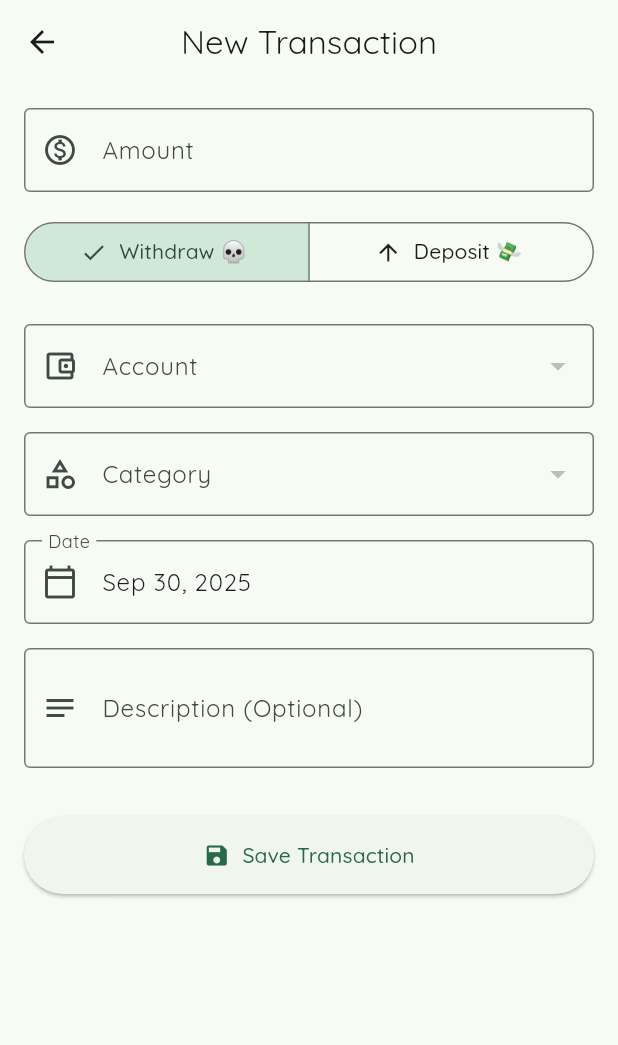
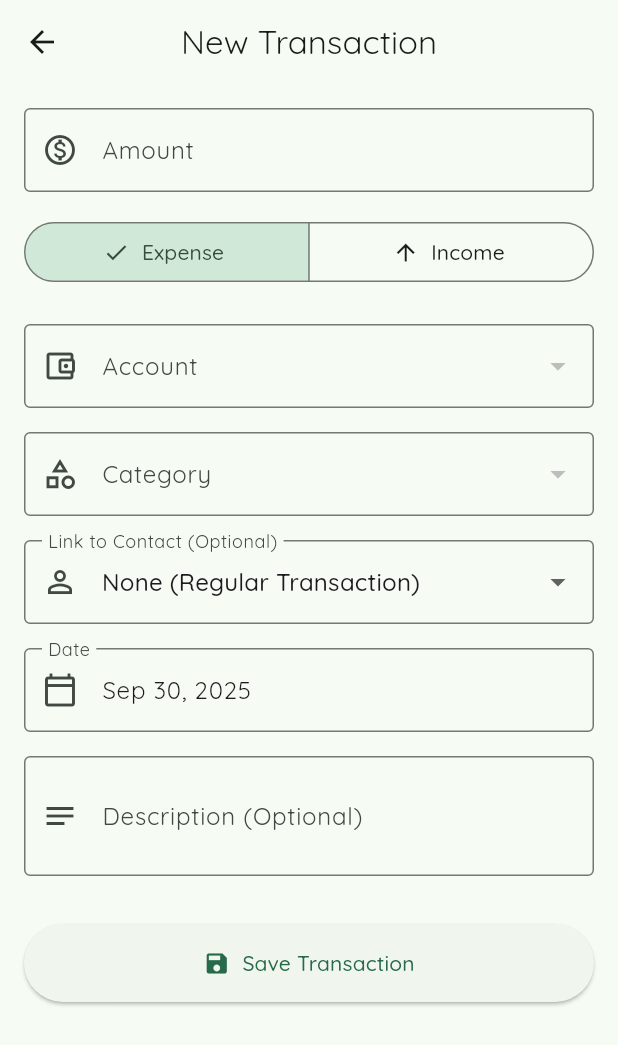
Before and after one commit to yuzalsif/budget_master, a Flutter app: the AddEditTransactionScreen screen opened directly, on a phone screen of 412 x 824 dp. Shown: the top 1045 px of the screen. Run offline on Flutter 3.47's test engine with Material 3 defaults, Android fonts, the light colour scheme and no system bars; our stand-ins replace fl_chart, flutter_riverpod, google_fonts, google_sign_in, objectbox, shared_preferences; missing offline and left inert: googleapis; accounts and stored records are empty; generated files the repository leaves out were written again.

Commit message:
feat: Add debtor and creditos support

```diff
--- /dev/null
+++ b/lib/features/contacts/application/contact_providers.dart
@@ -0,0 +1,10 @@
+import 'package:budget_master/domain/models/contact.dart';
+import 'package:budget_master/features/contacts/application/contact_service.dart';
+import 'package:flutter_riverpod/flutter_riverpod.dart';
+
+// This is the provider that was missing.
+// It holds the state (the list of all contacts) for the UI to use.
+final contactsProvider = StateProvider<List<Contact>>((ref) {
+  // It gets the initial list from our new service.
+  return ref.read(contactServiceProvider).getAllContacts();
+});
--- /dev/null
+++ b/lib/features/contacts/application/contact_service.dart
@@ -0,0 +1,33 @@
+import 'package:budget_master/core/providers/database_provider.dart';
+import 'package:budget_master/domain/models/contact.dart';
+import 'package:budget_master/objectbox.g.dart';
+import 'package:flutter_riverpod/flutter_riverpod.dart';
+
+
+// Provider to access our service class
+final contactServiceProvider = Provider<ContactService>((ref) {
+  final store = ref.watch(objectboxProvider).value!;
+  return ContactService(store.box<Contact>());
+});
+
+class ContactService {
+  final Box<Contact> _box;
+
+  ContactService(this._box);
+
+  List<Contact> getAllContacts() {
+    return _box.getAll();
+  }
+
+  void addContact(Contact contact) {
+    _box.put(contact);
+  }
+
+  void updateContact(Contact contact) {
+    _box.put(contact);
+  }
+
+  void deleteContact(int contactId) {
+    _box.remove(contactId);
+  }
+}
--- a/lib/features/debt_credit/application/debt_credit_service.dart
+++ b/lib/features/debt_credit/application/debt_credit_service.dart
@@ -1,58 +1,57 @@
-// // lib/features/debt_credit/application/debt_credit_service.dart
-// import 'package:budget_master/core/providers/database_provider.dart';
-// import 'package:budget_master/domain/models/contact.dart';
-// import 'package:budget_master/domain/models/transaction.dart';
-// import 'package:budget_master/objectbox.g.dart';
-// import 'package:flutter_riverpod/flutter_riverpod.dart';
-// import 'package:googleapis/domains/v1.dart';
+// lib/features/debt_credit/application/debt_credit_service.dart
+import 'package:budget_master/core/providers/database_provider.dart';
+import 'package:budget_master/domain/models/contact.dart';
+import 'package:budget_master/domain/models/transaction.dart';
+import 'package:budget_master/objectbox.g.dart';
+import 'package:flutter_riverpod/flutter_riverpod.dart';
 
-// final debtCreditServiceProvider = Provider<DebtCreditService>((ref) {
-//   final store = ref.watch(objectboxProvider).value!;
-//   return DebtCreditService(store);
-// });
+final debtCreditServiceProvider = Provider<DebtCreditService>((ref) {
+  final store = ref.watch(objectboxProvider).value!;
+  return DebtCreditService(store);
+});
 
-// // This provider will give us a map of each AppContact and their net balance.
-// final AppContactBalancesProvider = Provider<Map<AppContact, double>>((ref) {
-//   return ref.watch(debtCreditServiceProvider).getAppContactBalances();
-// });
+// This provider will give us a map of each contact and their net balance.
+final contactBalancesProvider = Provider<Map<Contact, double>>((ref) {
+  return ref.watch(debtCreditServiceProvider).getContactBalances();
+});
 
-// class DebtCreditService {
-//   final Store _store;
-//   late final Box<Transaction> _transactionBox;
+class DebtCreditService {
+  final Store _store;
+  late final Box<Transaction> _transactionBox;
 
-//   DebtCreditService(this._store) {
-//     _transactionBox = _store.box<Transaction>();
-//   }
+  DebtCreditService(this._store) {
+    _transactionBox = _store.box<Transaction>();
+  }
 
-//   Map<AppContact, double> getAppContactBalances() {
-//     final allTransactions = _transactionBox.getAll();
-//     final Map<AppContact, double> balances = {};
+  Map<Contact, double> getContactBalances() {
+    final allTransactions = _transactionBox.getAll();
+    final Map<Contact, double> balances = {};
 
-//     for (final txn in allTransactions) {
-//       // Only consider transactions that are linked to a AppContact
-//       if (txn.AppContact.target != null) {
-//         final AppContact = txn.AppContact.target!;
-//         final amount = txn.amount;
+    for (final txn in allTransactions) {
+      // Only consider transactions that are linked to a contact
+      if (txn.contact.target != null) {
+        final contact = txn.contact.target!;
+        final amount = txn.amount;
 
-//         // A withdrawal means the AppContact now owes us more (or we owe them less).
-//         // A deposit means the AppContact now owes us less (or we owe them more).
-//         final value =
-//             TransactionType.values[txn.type] == TransactionType.withdrawal
-//             ? amount
-//             : -amount;
+        // A withdrawal means the contact now owes us more (or we owe them less).
+        // A deposit means the contact now owes us less (or we owe them more).
+        final value =
+            TransactionType.values[txn.type] == TransactionType.withdrawal
+            ? amount
+            : -amount;
 
-//         // Add the value to the AppContact's running total.
-//         balances.update(
-//           AppContact,
-//           (existing) => existing + value,
-//           ifAbsent: () => value,
-//         );
-//       }
-//     }
+        // Add the value to the contact's running total.
+        balances.update(
+          contact,
+          (existing) => existing + value,
+          ifAbsent: () => value,
+        );
+      }
+    }
 
-//     // Remove AppContacts with a zero balance
-//     balances.removeWhere((key, value) => value.abs() < 0.01);
+    // Remove contacts with a zero balance
+    balances.removeWhere((key, value) => value.abs() < 0.01);
 
-//     return balances;
-//   }
-// }
+    return balances;
+  }
+}
--- a/lib/features/transactions/presentation/screens/add_edit_transaction_screen.dart
+++ b/lib/features/transactions/presentation/screens/add_edit_transaction_screen.dart
@@ -1,16 +1,19 @@
-// lib/features/transactions/presentation/screens/add_edit_transaction_screen.dart
+import 'package:budget_master/features/contacts/application/contact_providers.dart';
+import 'package:flutter/material.dart';
+import 'package:flutter_riverpod/flutter_riverpod.dart';
+import 'package:intl/intl.dart';
 
+import 'package:budget_master/domain/models/account.dart';
 import 'package:budget_master/domain/models/category.dart';
 import 'package:budget_master/domain/models/transaction.dart';
+import 'package:budget_master/domain/models/contact.dart';
+
 import 'package:budget_master/features/accounts/application/account_providers.dart';
 import 'package:budget_master/features/categories/application/category_providers.dart';
-import 'package:budget_master/features/dashboard/application/dashboard_providers.dart';
 import 'package:budget_master/features/transactions/application/transaction_providers.dart';
 import 'package:budget_master/features/transactions/application/transaction_service.dart';
-import 'package:flutter/material.dart';
-import 'package:flutter_riverpod/flutter_riverpod.dart';
-import 'package:budget_master/domain/models/account.dart';
-import 'package:intl/intl.dart';
+import 'package:budget_master/features/dashboard/application/dashboard_providers.dart';
+import 'package:budget_master/features/debt_credit/application/debt_credit_service.dart';
 
 class AddEditTransactionScreen extends ConsumerStatefulWidget {
   final Transaction? transaction;
@@ -32,6 +35,7 @@ class _AddEditTransactionScreenState
   TransactionType _selectedType = TransactionType.withdrawal;
   Account? _selectedAccount;
   Category? _selectedCategory;
+  Contact? _selectedContact; // <-- 4. ADD STATE FOR SELECTED CONTACT
   DateTime _selectedDate = DateTime.now();
 
   bool get isEditMode => widget.transaction != null;
@@ -52,6 +56,8 @@ class _AddEditTransactionScreenState
       _selectedDate = txn.date;
       _selectedAccount = txn.account.target;
       _selectedCategory = txn.category.target;
+      _selectedContact =
+          txn.contact.target; // <-- 5. PRE-POPULATE CONTACT IN EDIT MODE
     }
     _dateController = TextEditingController(
       text: DateFormat.yMMMd().format(_selectedDate),
@@ -97,7 +103,6 @@ class _AddEditTransactionScreenState
 
     final amount = double.tryParse(_amountController.text) ?? 0.0;
 
-    // Create the transaction object
     final transaction = isEditMode ? widget.transaction! : Transaction();
     transaction
       ..amount = amount
@@ -105,11 +110,11 @@ class _AddEditTransactionScreenState
       ..date = _selectedDate
       ..description = _descriptionController.text;
 
-    // Crucially, we set the target for the ToOne links
     transaction.account.target = _selectedAccount;
     transaction.category.target = _selectedCategory;
+    transaction.contact.target =
+        _selectedContact; // <-- 6. SET THE CONTACT LINK ON SAVE
 
-    // Use the appropriate service method
     if (isEditMode) {
       ref.read(transactionServiceProvider).updateTransaction(transaction);
     } else {
@@ -120,17 +125,21 @@ class _AddEditTransactionScreenState
     ref.invalidate(accountsProvider);
     ref.invalidate(filteredTransactionsProvider);
     ref.invalidate(dashboardDataProvider);
+    ref.invalidate(
+      contactBalancesProvider,
+    ); // <-- 7. INVALIDATE THE DEBT/CREDIT PROVIDER
 
     Navigator.of(context).pop();
   }
 
   @override
   Widget build(BuildContext context) {
-    // We watch these providers to get the lists for our dropdowns
     final accounts = ref.watch(accountsProvider);
     final categories = ref.watch(categoriesProvider);
+    final contacts = ref.watch(
+      contactsProvider,
+    );
 
-    // Set initial dropdown values if not in edit mode
     if (!isEditMode) {
       _selectedAccount ??= accounts.isNotEmpty ? accounts.first : null;
       _selectedCategory ??= categories.isNotEmpty ? categories.first : null;
@@ -168,12 +177,12 @@ class _AddEditTransactionScreenState
                 segments: const [
                   ButtonSegment(
                     value: TransactionType.withdrawal,
-                    label: Text('Withdraw 💀'),
+                    label: Text('Expense'),
                     icon: Icon(Icons.arrow_downward),
                   ),
                   ButtonSegment(
                     value: TransactionType.deposit,
-                    label: Text('Deposit 💸'),
+                    label: Text('Income'),
                     icon: Icon(Icons.arrow_upward),
                   ),
                 ],
@@ -188,7 +197,8 @@ class _AddEditTransactionScreenState
 
               // Account Dropdown
               DropdownButtonFormField<Account>(
-                initialValue: _selectedAccount,
+                value:
+                    _selectedAccount, // Use value instead of initialValue for better state control
                 items: accounts
                     .map(
                       (acc) =>
@@ -208,7 +218,7 @@ class _AddEditTransactionScreenState
 
               // Category Dropdown
               DropdownButtonFormField<Category>(
-                initialValue: _selectedCategory,
+                value: _selectedCategory,
                 items: categories
                     .map(
                       (cat) =>
@@ -223,6 +233,33 @@ class _AddEditTransactionScreenState
                 ),
                 validator: (val) =>
                     val == null ? 'Please select a category' : null,
+              ),
+              const SizedBox(height: 16),
+
+              // --- 9. ADD THE CONTACT DROPDOWN ---
+              DropdownButtonFormField<Contact?>(
+                // Note the nullable type
+                value: _selectedContact,
+                items: [
+                  // This "None" option allows the user to clear the selection
+                  const DropdownMenuItem<Contact?>(
+                    value: null,
+                    child: Text('None (Regular Transaction)'),
+                  ),
+                  // The rest of the contacts
+                  ...contacts.map(
+                    (c) => DropdownMenuItem<Contact?>(
+                      value: c,
+                      child: Text(c.name),
+                    ),
+                  ),
+                ],
+                onChanged: (val) => setState(() => _selectedContact = val),
+                decoration: const InputDecoration(
+                  labelText: 'Link to Contact (Optional)',
+                  border: OutlineInputBorder(),
+                  prefixIcon: Icon(Icons.person_outline),
+                ),
               ),
               const SizedBox(height: 16),
 
```
Also changed, not shown: lib/features/dashboard/presentation/screens/dashboard_screen.dart (+13 -0 lines), lib/features/debt_credit/presentation/screens/debt_credit_screen.dart (+158 -159 lines).
